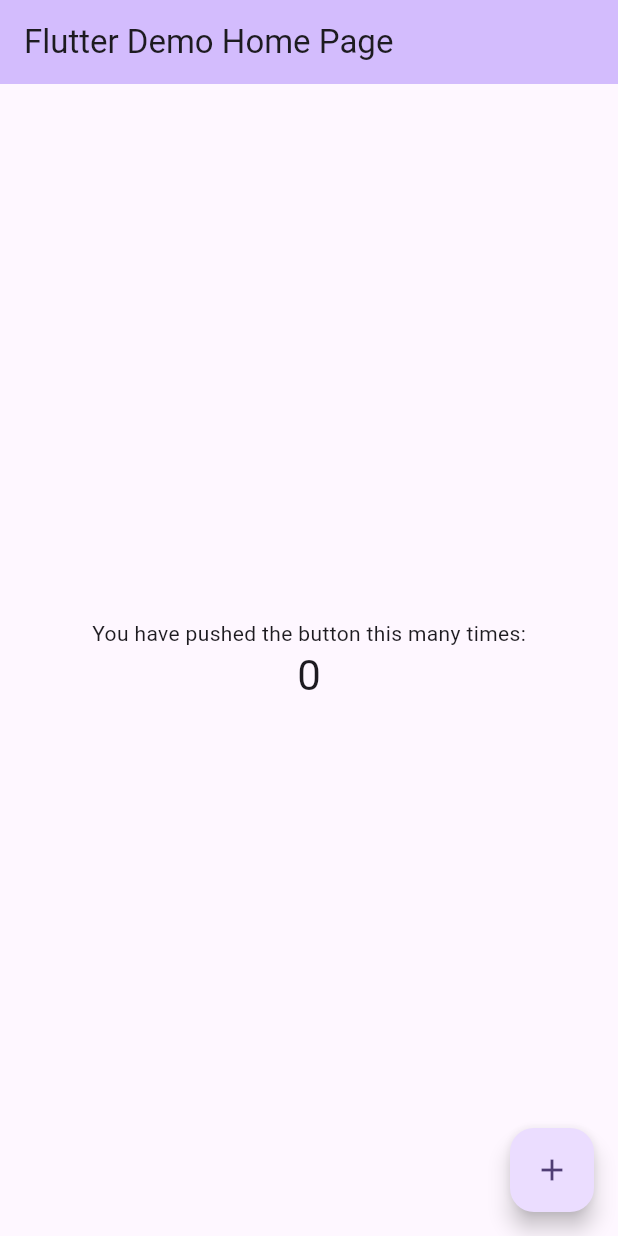
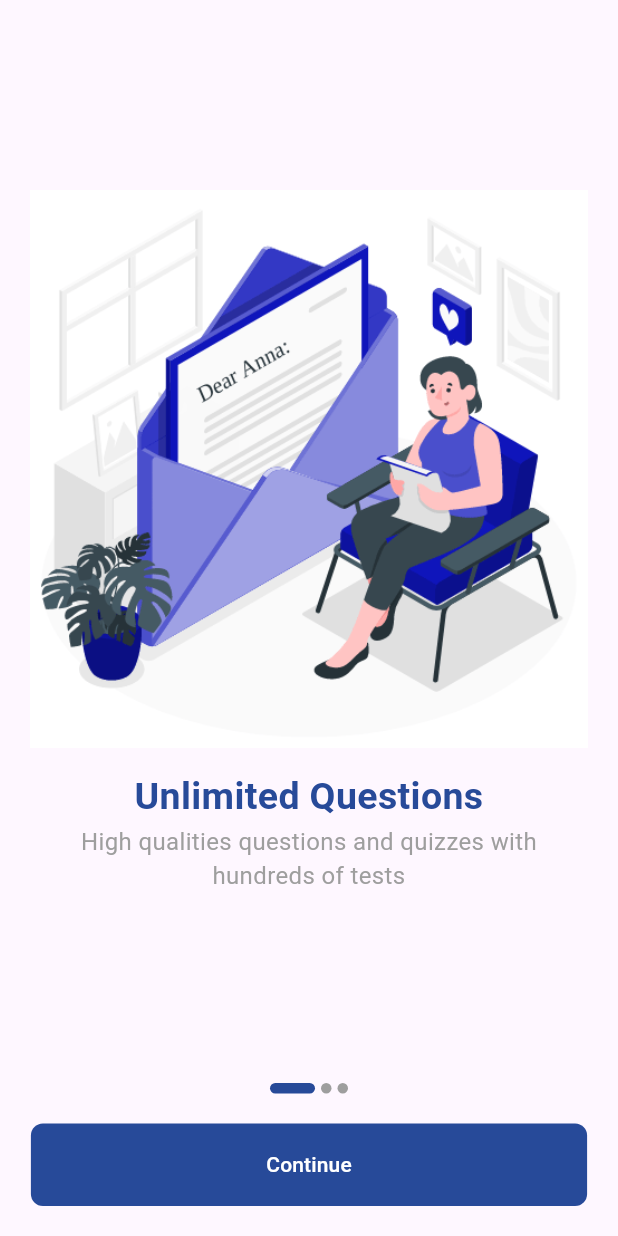
Before and after one commit to DoLeQuyPhucc/milk-delivery-flutter-user-app, a Flutter app: the screen it shows after launch, on a phone screen of 412 x 824 dp. Run offline on Flutter 3.47's test engine with Material 3 defaults, Android fonts, the light colour scheme and no system bars; our stand-ins replace salomon_bottom_bar.

Commit message:
add: onboarding screen, bottom bar

```diff
--- /dev/null
+++ b/lib/Components/color.dart
@@ -0,0 +1,3 @@
+
+ import 'package:flutter/material.dart';
+ const primaryColor = Color(0xFF274a99);
--- /dev/null
+++ b/lib/Components/onboardingInfo.dart
@@ -0,0 +1,11 @@
+
+class OnboardingInfo{
+  final String title;
+  final String description;
+  final String image;
+
+  OnboardingInfo({
+    required this.title,
+    required this.description,
+    required this.image});
+}
--- /dev/null
+++ b/lib/Components/onboarding_data.dart
@@ -0,0 +1,23 @@
+
+ import 'onboardingInfo.dart';
+
+class OnboardingData{
+
+  List<OnboardingInfo> items = [
+    OnboardingInfo(
+        title: "Unlimited Questions",
+        description: "High qualities questions and quizzes with hundreds of tests",
+        image: "assets/onboarding1.gif"),
+
+    OnboardingInfo(
+        title: "Interesting stories",
+        description: "Reading top stories to learn and enhance your knowledge",
+        image: "assets/onboarding2.gif"),
+
+    OnboardingInfo(
+        title: "Reading Books",
+        description: "Reading new books with top content and excellent stories""Reading new books with top content and excellent stories",
+        image: "assets/onboarding3.gif"),
+
+  ];
+ }
--- a/lib/main.dart
+++ b/lib/main.dart
@@ -1,125 +1,37 @@
 import 'package:flutter/material.dart';
+import 'package:flutter/services.dart';
+import 'package:milk_delivery_flutter_user_app/onboarding.dart';
+import 'package:milk_delivery_flutter_user_app/screens/home/home_screen.dart';
 
 void main() {
+  SystemChrome.setSystemUIOverlayStyle(
+      const SystemUiOverlayStyle(
+        statusBarColor: Colors.transparent,
+        statusBarBrightness: Brightness.dark,
+        systemNavigationBarColor: Colors.transparent,
+        systemNavigationBarDividerColor: Colors.transparent,
+        systemNavigationBarIconBrightness: Brightness.dark,
+        statusBarIconBrightness: Brightness.dark,
+      ));
   runApp(const MyApp());
 }
 
 class MyApp extends StatelessWidget {
   const MyApp({super.key});
 
-  // This widget is the root of your application.
   @override
   Widget build(BuildContext context) {
     return MaterialApp(
+      debugShowCheckedModeBanner: false,
       title: 'Flutter Demo',
       theme: ThemeData(
-        // This is the theme of your application.
-        //
-        // TRY THIS: Try running your application with "flutter run". You'll see
-        // the application has a purple toolbar. Then, without quitting the app,
-        // try changing the seedColor in the colorScheme below to Colors.green
-        // and then invoke "hot reload" (save your changes or press the "hot
-        // reload" button in a Flutter-supported IDE, or press "r" if you used
-        // the command line to start the app).
-        //
-        // Notice that the counter didn't reset back to zero; the application
-        // state is not lost during the reload. To reset the state, use hot
-        // restart instead.
-        //
-        // This works for code too, not just values: Most code changes can be
-        // tested with just a hot reload.
         colorScheme: ColorScheme.fromSeed(seedColor: Colors.deepPurple),
         useMaterial3: true,
       ),
-      home: const MyHomePage(title: 'Flutter Demo Home Page'),
+      home: const OnboardingPage(),
+      routes: {
+        '/home': (context) => const HomeScreen(),
+      },
     );
   }
 }
-
-class MyHomePage extends StatefulWidget {
-  const MyHomePage({super.key, required this.title});
-
-  // This widget is the home page of your application. It is stateful, meaning
-  // that it has a State object (defined below) that contains fields that affect
-  // how it looks.
-
-  // This class is the configuration for the state. It holds the values (in this
-  // case the title) provided by the parent (in this case the App widget) and
-  // used by the build method of the State. Fields in a Widget subclass are
-  // always marked "final".
-
-  final String title;
-
-  @override
-  State<MyHomePage> createState() => _MyHomePageState();
-}
-
-class _MyHomePageState extends State<MyHomePage> {
-  int _counter = 0;
-
-  void _incrementCounter() {
-    setState(() {
-      // This call to setState tells the Flutter framework that something has
-      // changed in this State, which causes it to rerun the build method below
-      // so that the display can reflect the updated values. If we changed
-      // _counter without calling setState(), then the build method would not be
-      // called again, and so nothing would appear to happen.
-      _counter++;
-    });
-  }
-
-  @override
-  Widget build(BuildContext context) {
-    // This method is rerun every time setState is called, for instance as done
-    // by the _incrementCounter method above.
-    //
-    // The Flutter framework has been optimized to make rerunning build methods
-    // fast, so that you can just rebuild anything that needs updating rather
-    // than having to individually change instances of widgets.
-    return Scaffold(
-      appBar: AppBar(
-        // TRY THIS: Try changing the color here to a specific color (to
-        // Colors.amber, perhaps?) and trigger a hot reload to see the AppBar
-        // change color while the other colors stay the same.
-        backgroundColor: Theme.of(context).colorScheme.inversePrimary,
-        // Here we take the value from the MyHomePage object that was created by
-        // the App.build method, and use it to set our appbar title.
-        title: Text(widget.title),
-      ),
-      body: Center(
-        // Center is a layout widget. It takes a single child and positions it
-        // in the middle of the parent.
-        child: Column(
-          // Column is also a layout widget. It takes a list of children and
-          // arranges them vertically. By default, it sizes itself to fit its
-          // children horizontally, and tries to be as tall as its parent.
-          //
-          // Column has various properties to control how it sizes itself and
-          // how it positions its children. Here we use mainAxisAlignment to
-          // center the children vertically; the main axis here is the vertical
-          // axis because Columns are vertical (the cross axis would be
-          // horizontal).
-          //
-          // TRY THIS: Invoke "debug painting" (choose the "Toggle Debug Paint"
-          // action in the IDE, or press "p" in the console), to see the
-          // wireframe for each widget.
-          mainAxisAlignment: MainAxisAlignment.center,
-          children: <Widget>[
-            const Text(
-              'You have pushed the button this many times:',
-            ),
-            Text(
-              '$_counter',
-              style: Theme.of(context).textTheme.headlineMedium,
-            ),
-          ],
-        ),
-      ),
-      floatingActionButton: FloatingActionButton(
-        onPressed: _incrementCounter,
-        tooltip: 'Increment',
-        child: const Icon(Icons.add),
-      ), // This trailing comma makes auto-formatting nicer for build methods.
-    );
-  }
-}
--- /dev/null
+++ b/lib/onboarding.dart
@@ -0,0 +1,123 @@
+import 'package:flutter/material.dart';
+import 'package:milk_delivery_flutter_user_app/Components/color.dart';
+import 'package:milk_delivery_flutter_user_app/Components/onboarding_data.dart';
+
+class OnboardingPage extends StatefulWidget {
+  const OnboardingPage({super.key});
+
+  @override
+  State<OnboardingPage> createState() => _OnboardingPageState();
+}
+
+class _OnboardingPageState extends State<OnboardingPage> {
+  final controller = OnboardingData();
+  final pageController = PageController();
+  int currentIndex = 0;
+  @override
+  Widget build(BuildContext context) {
+    return Scaffold(
+      body: Column(
+        children: [
+          body(),
+          buildDots(),
+          button(),
+        ],
+      ),
+    );
+  }
+
+  //Body
+  Widget body() {
+    return Expanded(
+      child: Center(
+        child: PageView.builder(
+            onPageChanged: (value) {
+              setState(() {
+                currentIndex = value;
+              });
+            },
+            itemCount: controller.items.length,
+            itemBuilder: (context, index) {
+              return Padding(
+                padding: const EdgeInsets.symmetric(horizontal: 20),
+                child: Column(
+                  mainAxisAlignment: MainAxisAlignment.center,
+                  children: [
+                    //Images
+                    Image.asset(controller.items[currentIndex].image),
+
+                    const SizedBox(height: 15),
+                    //Titles
+                    Text(
+                      controller.items[currentIndex].title,
+                      style: const TextStyle(
+                          fontSize: 25,
+                          color: primaryColor,
+                          fontWeight: FontWeight.bold),
+                      textAlign: TextAlign.center,
+                    ),
+
+                    //Description
+                    Padding(
+                      padding: const EdgeInsets.symmetric(horizontal: 25),
+                      child: Text(
+                        controller.items[currentIndex].description,
+                        style:
+                            const TextStyle(color: Colors.grey, fontSize: 16),
+                        textAlign: TextAlign.center,
+                      ),
+                    ),
+                  ],
+                ),
+              );
+            }),
+      ),
+    );
+  }
+
+  //Dots
+  Widget buildDots() {
+    return Row(
+      mainAxisAlignment: MainAxisAlignment.center,
+      children: List.generate(
+          controller.items.length,
+          (index) => AnimatedContainer(
+              margin: const EdgeInsets.symmetric(horizontal: 2),
+              decoration: BoxDecoration(
+                borderRadius: BorderRadius.circular(50),
+                color: currentIndex == index ? primaryColor : Colors.grey,
+              ),
+              height: 7,
+              width: currentIndex == index ? 30 : 7,
+              duration: const Duration(milliseconds: 700))),
+    );
+  }
+
+  //Button
+  Widget button() {
+    return Container(
+      margin: const EdgeInsets.symmetric(vertical: 20),
+      width: MediaQuery.of(context).size.width * .9,
+      height: 55,
+      decoration: BoxDecoration(
+          borderRadius: BorderRadius.circular(8), color: primaryColor),
+      child: TextButton(
+        onPressed: () {
+          setState(() {
+            if (currentIndex == controller.items.length - 1) {
+              Navigator.pushReplacementNamed(context, '/home');
+            } else {
+              currentIndex++;
+            }
+          });
+        },
+        child: Text(
+          currentIndex == controller.items.length - 1
+              ? "Get started"
+              : "Continue",
+          style: const TextStyle(color: Colors.white),
+        ),
+      ),
+    );
+  }
+}
```
Also changed, not shown: lib/screens/home/home_screen.dart (added, +62 -0 lines), pubspec.yaml (+4 -30 lines), assets/onboarding1.gif (added), assets/onboarding2.gif (added), assets/onboarding3.gif (added), lib/app.dart (added), lib/screens/favourite/favourite_screen.dart (added), lib/screens/notification/notification_screen.dart (added), lib/screens/order/order_screen.dart (added), lib/screens/profile/profile_screen.dart (added), pubspec.lock.
